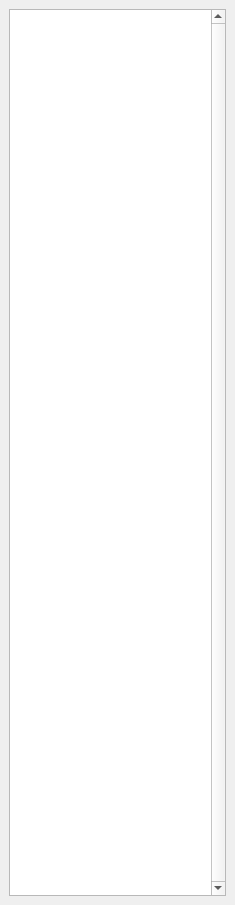
Above: basestation/logwidget.ui from wpfhtl/octocopter before the change. Below: the same form after it.
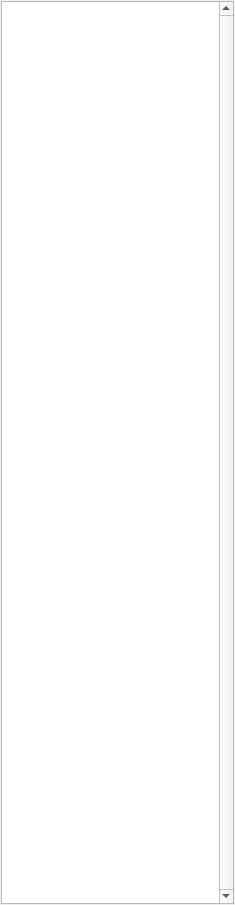
That is the form after the change.

Diff of the .ui file:
```diff
--- a/basestation/logwidget.ui
+++ b/basestation/logwidget.ui
@@ -10,6 +10,11 @@
     <height>905</height>
    </rect>
   </property>
+  <property name="font">
+   <font>
+    <pointsize>7</pointsize>
+   </font>
+  </property>
   <property name="allowedAreas">
    <set>Qt::BottomDockWidgetArea|Qt::TopDockWidgetArea</set>
   </property>
@@ -18,8 +23,20 @@
   </property>
   <widget class="QWidget" name="dockWidgetContents">
    <layout class="QVBoxLayout" name="verticalLayout">
+    <property name="spacing">
+     <number>0</number>
+    </property>
+    <property name="margin">
+     <number>1</number>
+    </property>
     <item>
      <widget class="QTextEdit" name="mTextEdit">
+      <property name="font">
+       <font>
+        <family>Ubuntu</family>
+        <pointsize>6</pointsize>
+       </font>
+      </property>
       <property name="verticalScrollBarPolicy">
        <enum>Qt::ScrollBarAlwaysOn</enum>
       </property>
```
